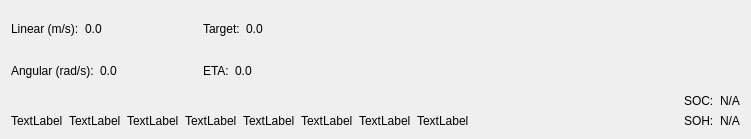
This is ui/navi_state.ui in xinjuezou-whi/whi_rviz_plugins as Qt 5 draws it before an edit. The edited form follows.
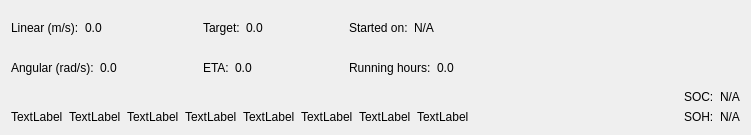
This is the edited form.

Commit message: add collision and start time for state panel

Patch:
```diff
--- a/ui/navi_state.ui
+++ b/ui/navi_state.ui
@@ -7,13 +7,13 @@
     <x>0</x>
     <y>0</y>
     <width>751</width>
-    <height>139</height>
+    <height>135</height>
    </rect>
   </property>
   <property name="windowTitle">
    <string>Form</string>
   </property>
-  <layout class="QVBoxLayout" name="verticalLayout_13">
+  <layout class="QVBoxLayout" name="verticalLayout_14">
    <item>
     <layout class="QHBoxLayout" name="horizontalLayout_7">
      <item>
@@ -163,6 +163,85 @@
          </item>
         </layout>
        </item>
+       <item>
+        <spacer name="horizontalSpacer_8">
+         <property name="orientation">
+          <enum>Qt::Horizontal</enum>
+         </property>
+         <property name="sizeHint" stdset="0">
+          <size>
+           <width>40</width>
+           <height>20</height>
+          </size>
+         </property>
+        </spacer>
+       </item>
+       <item>
+        <layout class="QVBoxLayout" name="verticalLayout_13">
+         <item>
+          <layout class="QHBoxLayout" name="horizontalLayout_11">
+           <item>
+            <widget class="QLabel" name="label_8">
+             <property name="text">
+              <string>Started on:</string>
+             </property>
+            </widget>
+           </item>
+           <item>
+            <widget class="QLabel" name="label_started">
+             <property name="text">
+              <string>N/A</string>
+             </property>
+            </widget>
+           </item>
+           <item>
+            <spacer name="horizontalSpacer_6">
+             <property name="orientation">
+              <enum>Qt::Horizontal</enum>
+             </property>
+             <property name="sizeHint" stdset="0">
+              <size>
+               <width>40</width>
+               <height>20</height>
+              </size>
+             </property>
+            </spacer>
+           </item>
+          </layout>
+         </item>
+         <item>
+          <layout class="QHBoxLayout" name="horizontalLayout_12">
+           <item>
+            <widget class="QLabel" name="label_9">
+             <property name="text">
+              <string>Running hours:</string>
+             </property>
+            </widget>
+           </item>
+           <item>
+            <widget class="QLabel" name="label_running_hours">
+             <property name="text">
+              <string>0.0</string>
+             </property>
+            </widget>
+           </item>
+           <item>
+            <spacer name="horizontalSpacer_7">
+             <property name="orientation">
+              <enum>Qt::Horizontal</enum>
+             </property>
+             <property name="sizeHint" stdset="0">
+              <size>
+               <width>40</width>
+               <height>20</height>
+              </size>
+             </property>
+            </spacer>
+           </item>
+          </layout>
+         </item>
+        </layout>
+       </item>
       </layout>
      </item>
      <item>
```
The commit also changes 3 other files.
